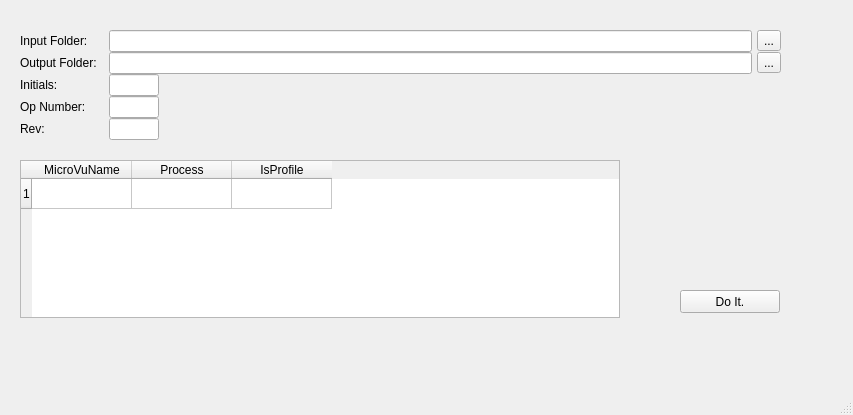
The window that ui/MainWindow.ui (jeffreytwhitney/MicroVu1FConversion) describes before a commit, drawn with Qt 5.
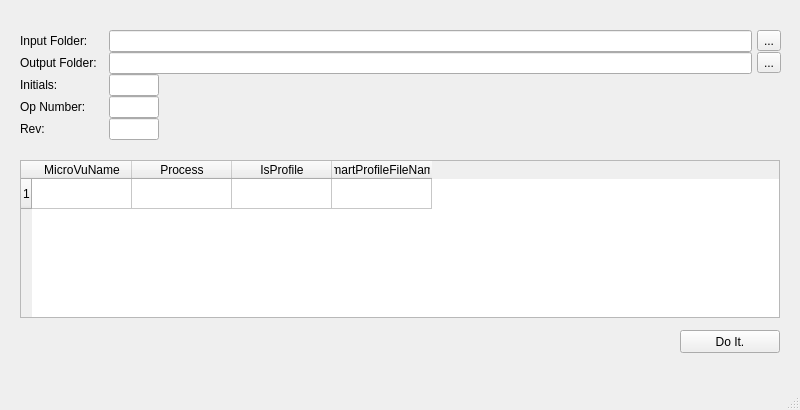
The same window after the commit.

```diff
--- a/ui/MainWindow.ui
+++ b/ui/MainWindow.ui
@@ -6,10 +6,22 @@
    <rect>
     <x>0</x>
     <y>0</y>
-    <width>853</width>
-    <height>415</height>
+    <width>800</width>
+    <height>410</height>
    </rect>
   </property>
+  <property name="minimumSize">
+   <size>
+    <width>800</width>
+    <height>410</height>
+   </size>
+  </property>
+  <property name="maximumSize">
+   <size>
+    <width>800</width>
+    <height>410</height>
+   </size>
+  </property>
   <property name="windowTitle">
    <string>MicroVu 1Factory Processor</string>
   </property>
@@ -128,19 +140,19 @@
      <rect>
       <x>20</x>
       <y>160</y>
-      <width>600</width>
+      <width>760</width>
       <height>158</height>
      </rect>
     </property>
     <property name="minimumSize">
      <size>
-      <width>600</width>
+      <width>760</width>
       <height>0</height>
      </size>
     </property>
     <property name="maximumSize">
      <size>
-      <width>500</width>
+      <width>760</width>
       <height>16777215</height>
      </size>
     </property>
@@ -164,6 +176,11 @@
       <string>IsProfile</string>
      </property>
     </column>
+    <column>
+     <property name="text">
+      <string>SmartProfileFileName</string>
+     </property>
+    </column>
     <item row="0" column="0">
      <property name="text">
       <string/>
@@ -174,7 +191,7 @@
     <property name="geometry">
      <rect>
       <x>680</x>
-      <y>290</y>
+      <y>330</y>
       <width>100</width>
       <height>23</height>
      </rect>
```
Left out of the diff: 2 changed lines with no effect on the pictures.
